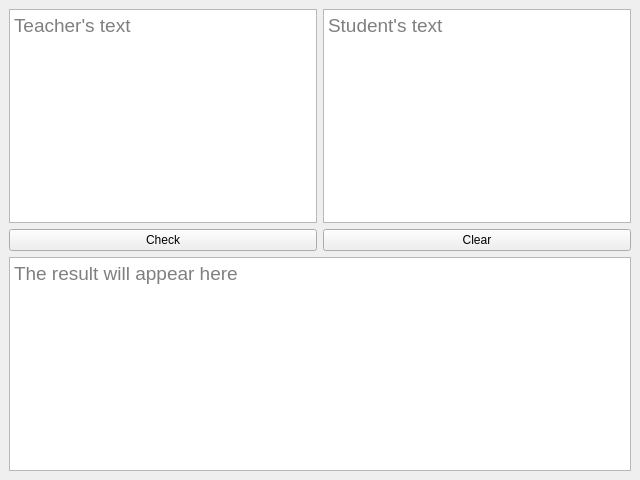
Above: ui/shprote.ui from alex-rusakevich/shprote before the change. Below: the same form after it.
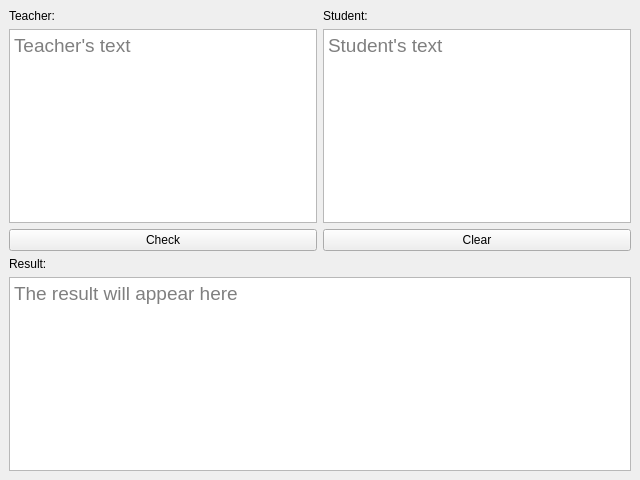
That is the form after the change.

Commit message: Added labels, modified text output. v0.0.1

```diff
--- a/ui/shprote.ui
+++ b/ui/shprote.ui
@@ -38,7 +38,7 @@
     </property>
     <item row="0" column="0">
      <layout class="QGridLayout" name="UIgridLayout">
-      <item row="0" column="1">
+      <item row="1" column="1">
        <widget class="QPlainTextEdit" name="studentTextEdit">
         <property name="font">
          <font>
@@ -50,7 +50,7 @@
         </property>
        </widget>
       </item>
-      <item row="0" column="0">
+      <item row="1" column="0">
        <widget class="QPlainTextEdit" name="teacherTextEdit">
         <property name="font">
          <font>
@@ -62,7 +62,7 @@
         </property>
        </widget>
       </item>
-      <item row="3" column="0" colspan="2">
+      <item row="5" column="0" colspan="2">
        <widget class="QPlainTextEdit" name="resultTextEdit">
         <property name="font">
          <font>
@@ -94,6 +94,30 @@
         </property>
        </widget>
       </item>
+      <item row="2" column="0">
+       <layout class="QHBoxLayout" name="buttonsLayout"/>
+      </item>
+      <item row="0" column="0">
+       <widget class="QLabel" name="teacherLabel">
+        <property name="text">
+         <string>Teacher:</string>
+        </property>
+       </widget>
+      </item>
+      <item row="0" column="1">
+       <widget class="QLabel" name="studentLabel">
+        <property name="text">
+         <string>Student:</string>
+        </property>
+       </widget>
+      </item>
+      <item row="4" column="0" colspan="2">
+       <widget class="QLabel" name="resultLabel">
+        <property name="text">
+         <string>Result:</string>
+        </property>
+       </widget>
+      </item>
      </layout>
     </item>
    </layout>
```
Left out of the diff: 7 changed lines with no effect on the pictures. The commit also changes 4 other files.
